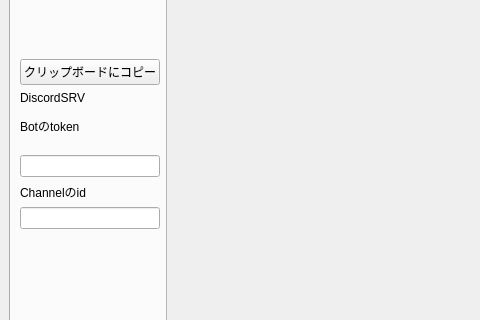
Above: mainwindow.ui from forestfamily4/mslauncher before the change; both pictures show x 0 to 480 and y 129 to 449 of the 937 by 692 pixel window. Below: the same form after it.
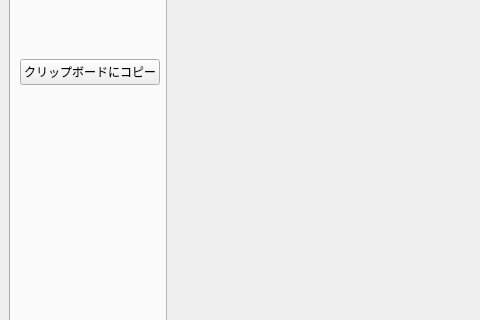
That is the form after the change. The open tabs and pages were chosen to show the change. Icons and pictures are not drawn.

Diff of the .ui file:
```diff
--- a/mainwindow.ui
+++ b/mainwindow.ui
@@ -101,44 +101,6 @@
             </property>
            </widget>
           </item>
-          <item>
-           <widget class="QLabel" name="label_4">
-            <property name="text">
-             <string>&lt;html&gt;&lt;head/&gt;&lt;body&gt;&lt;p&gt;DiscordSRV&lt;/p&gt;&lt;p&gt;Botのtoken&lt;br/&gt;&lt;/p&gt;&lt;/body&gt;&lt;/html&gt;</string>
-            </property>
-            <property name="textFormat">
-             <enum>Qt::AutoText</enum>
-            </property>
-            <property name="alignment">
-             <set>Qt::AlignLeading|Qt::AlignLeft|Qt::AlignTop</set>
-            </property>
-            <property name="indent">
-             <number>-1</number>
-            </property>
-           </widget>
-          </item>
-          <item>
-           <widget class="QLineEdit" name="lineEdit_DiscordBotToken"/>
-          </item>
-          <item>
-           <widget class="QLabel" name="label_6">
-            <property name="text">
-             <string>&lt;html&gt;&lt;head/&gt;&lt;body&gt;&lt;p&gt;Channelのid&lt;/p&gt;&lt;/body&gt;&lt;/html&gt;</string>
-            </property>
-            <property name="textFormat">
-             <enum>Qt::AutoText</enum>
-            </property>
-            <property name="alignment">
-             <set>Qt::AlignLeading|Qt::AlignLeft|Qt::AlignTop</set>
-            </property>
-            <property name="indent">
-             <number>-1</number>
-            </property>
-           </widget>
-          </item>
-          <item>
-           <widget class="QLineEdit" name="lineEdit_DiscordChannelId"/>
-          </item>
           <item>
            <spacer name="verticalSpacer">
             <property name="orientation">
```
Left out of the diff: 19 changed lines with no effect on the pictures.
